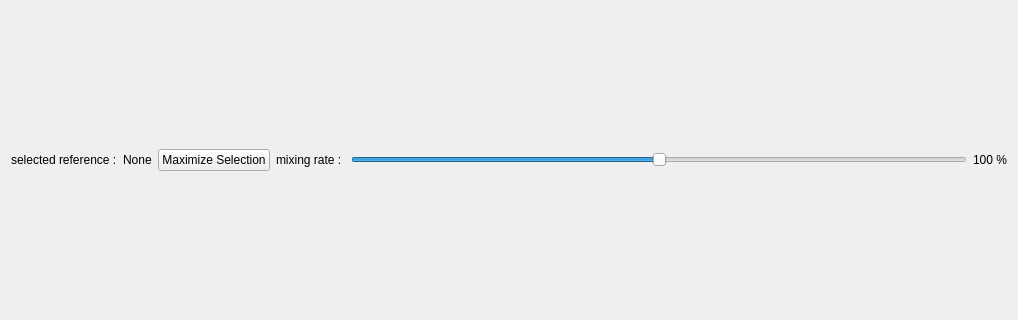
First picture: the form in python/brainvisa/tools/displayTitledGrid.ui, repository brainvisa/axon, before the edit; both pictures show x 0 to 1018 and y 416 to 736 of the 1018 by 863 pixel window.
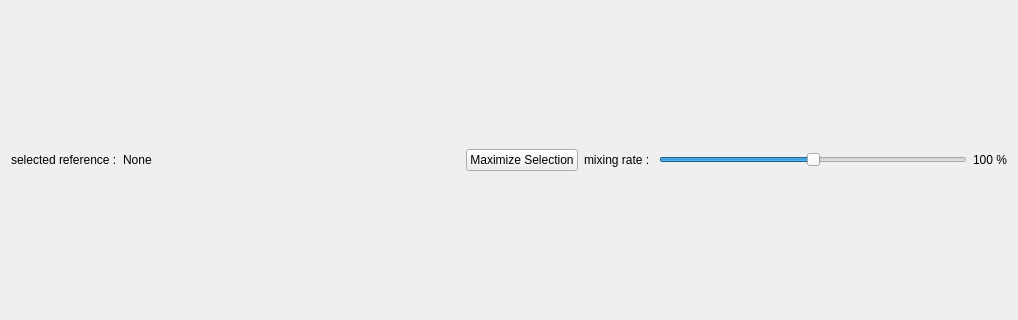
Second picture: the form after the edit.

Commit message: tweak displayTitledGrid bottom line layout, and darken a bit highlighting frame to make it more visible.

```diff
--- a/python/brainvisa/tools/displayTitledGrid.ui
+++ b/python/brainvisa/tools/displayTitledGrid.ui
@@ -50,7 +50,7 @@
     </layout>
    </item>
    <item>
-    <layout class="QHBoxLayout" name="horizontalLayout" stretch="0,0,0,0,0,0">
+    <layout class="QHBoxLayout" name="horizontalLayout" stretch="0,0,0,0,0,0,0">
      <item>
       <widget class="QLabel" name="selectedReferenceLabel">
        <property name="sizePolicy">
@@ -71,6 +71,19 @@
        </property>
       </widget>
      </item>
+     <item>
+      <spacer name="horizontalSpacer">
+       <property name="orientation">
+        <enum>Qt::Horizontal</enum>
+       </property>
+       <property name="sizeHint" stdset="0">
+        <size>
+         <width>40</width>
+         <height>20</height>
+        </size>
+       </property>
+      </spacer>
+     </item>
      <item>
       <widget class="QPushButton" name="maximizeButton">
        <property name="text">
```
The commit also changes 1 other file.
